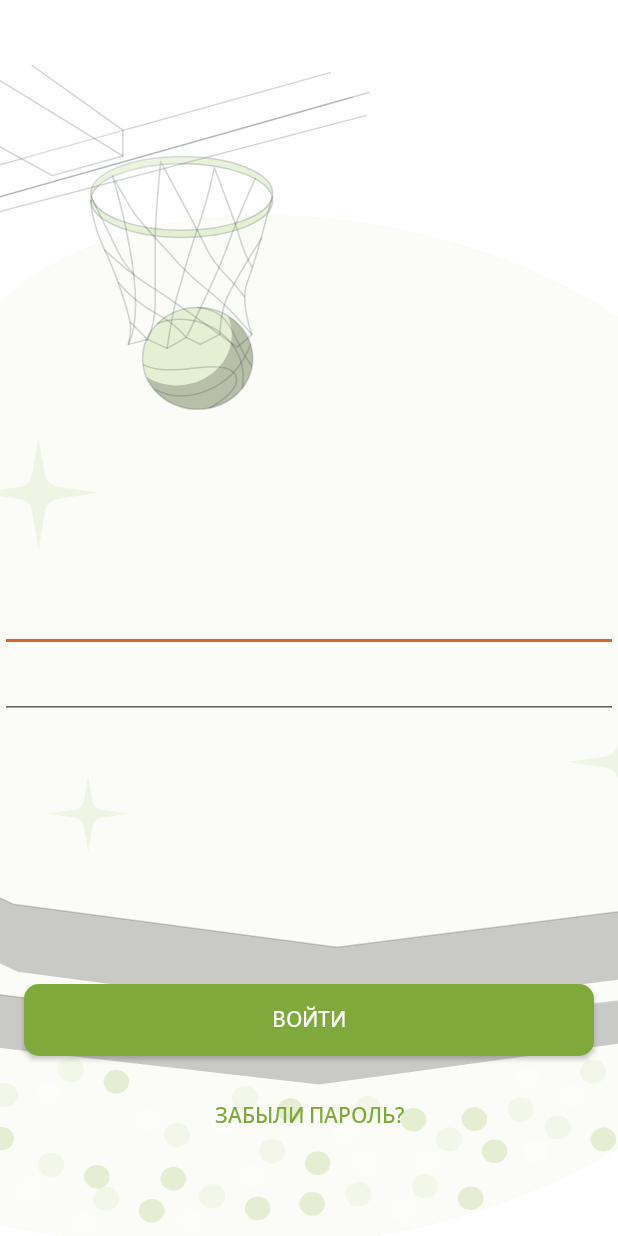
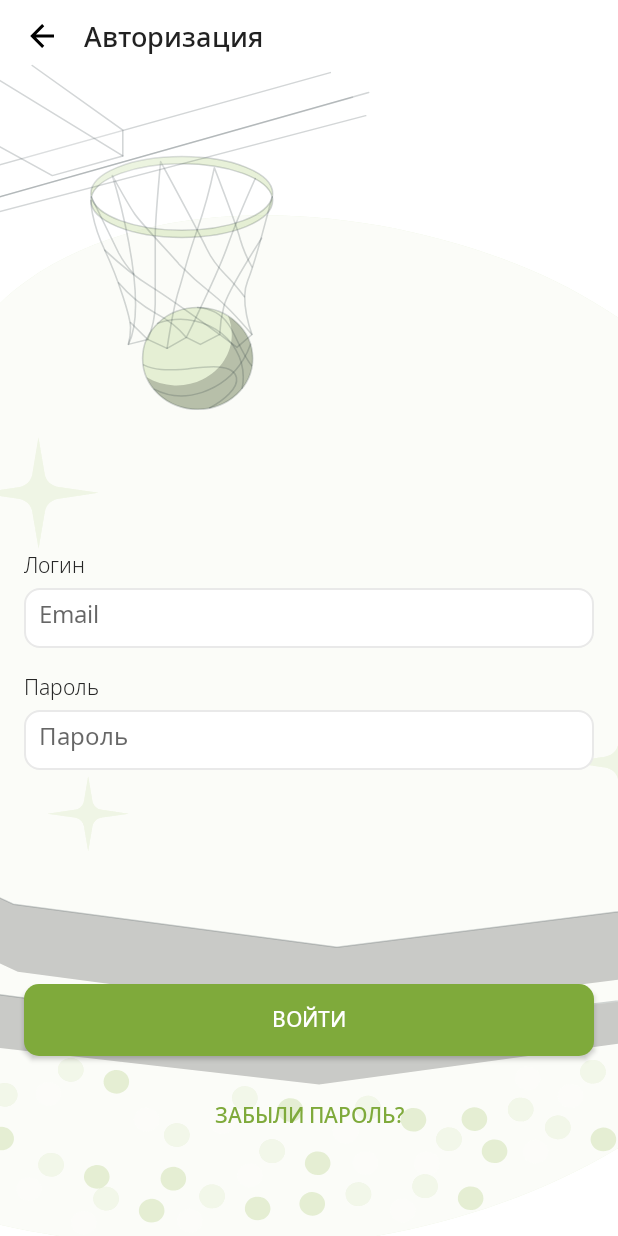
Before and after one commit to LukichevaPolina/SportEvent, an Android app: the AuthenticatorActivity screen opened directly, with no data from a screen before it, on a phone screen of 412 x 824 dp. Run offline under Robolectric (Android 15) with nearby library versions, the light colour scheme and no system bars; Roboto replaces fonts that are not available here.

Commit message:
Login update

```diff
--- /dev/null
+++ b/frontend/app/src/main/res/drawable/ic_icon_back.xml
@@ -0,0 +1,9 @@
+<vector xmlns:android="http://schemas.android.com/apk/res/android"
+    android:width="24dp"
+    android:height="24dp"
+    android:viewportWidth="24"
+    android:viewportHeight="24">
+  <path
+      android:pathData="M19.9999,11V13H7.9999L13.4999,18.5L12.0799,19.92L4.1599,12L12.0799,4.08L13.4999,5.5L7.9999,11H19.9999Z"
+      android:fillColor="#000000"/>
+</vector>
--- a/frontend/app/src/main/res/drawable/button_secondary.xml
+++ b/frontend/app/src/main/res/drawable/text_field.xml
@@ -1,12 +1,10 @@
 <?xml version="1.0" encoding="utf-8"?>
 <shape xmlns:android="http://schemas.android.com/apk/res/android"
-    android:shape="rectangle"
-    >
-    <solid android:color="@android:color/transparent" />
-
+    android:shape="rectangle" android:padding="10dp">
+    <solid android:color="@color/Base_0"/>
     <stroke
-        android:width="2dp"
-        android:color="@color/AppleGreen_600" />
+        android:width="1dp"
+        android:color="@color/Base_100" />
     <corners
         android:bottomRightRadius="10dp"
         android:bottomLeftRadius="10dp"
--- a/frontend/app/src/main/res/layout/activity_login.xml
+++ b/frontend/app/src/main/res/layout/activity_login.xml
@@ -12,32 +12,92 @@
         android:adjustViewBounds="true"
         android:contentDescription="@string/onb1_contentDescription"
         android:scaleType="fitXY"
-        app:layout_constraintLeft_toLeftOf="parent"
-        app:layout_constraintRight_toRightOf="parent"
+        app:layout_constraintStart_toStartOf="parent"
+        app:layout_constraintEnd_toEndOf="parent"
         app:layout_constraintTop_toTopOf="parent"
         app:srcCompat="@drawable/ic_login" />
 
+    <TextView
+        android:id="@+id/authorization"
+        android:layout_width="wrap_content"
+        android:layout_height="wrap_content"
+        app:layout_constraintStart_toEndOf="@id/icon_back"
+        app:layout_constraintTop_toTopOf="parent"
+        android:layout_marginStart="16dp"
+        android:layout_marginTop="12dp"
+        android:text="Авторизация"
+        android:textAppearance="@style/Text_Subtitle_18pt"
+        />
+
+    <ImageButton
+        android:id="@+id/icon_back"
+        android:layout_width="wrap_content"
+        android:layout_height="wrap_content"
+        android:background="@drawable/ic_icon_back"
+        app:layout_constraintStart_toStartOf="parent"
+        app:layout_constraintTop_toTopOf="parent"
+        android:layout_marginStart="16dp"
+        android:layout_marginTop="12dp"/>
+
+    <TextView
+        android:id="@+id/email_text_field"
+        android:layout_width="wrap_content"
+        android:layout_height="wrap_content"
+        android:textAppearance="@style/Text_Body2_14pt"
+        android:textColor="@color/Base_800"
+        android:text="@string/login_text"
+        android:layout_marginStart="16dp"
+        android:layout_marginBottom="4dp"
+        app:layout_constraintStart_toStartOf="parent"
+        app:layout_constraintBottom_toTopOf="@+id/email"
+        />
+
     <EditText
         android:id="@+id/email"
-        android:layout_width="match_parent"
-        android:layout_height="wrap_content"
+        android:background="@drawable/text_field"
+        android:layout_width="fill_parent"
+        android:hint="@string/email"
+        android:padding="10dp"
+        android:layout_height="40dp"
         android:textAppearance="@style/Text_Body_16pt"
-        app:layout_constraintLeft_toLeftOf="parent"
-        app:layout_constraintRight_toRightOf="parent"
+        app:layout_constraintStart_toStartOf="parent"
+        app:layout_constraintEnd_toEndOf="parent"
         app:layout_constraintTop_toTopOf="parent"
         app:layout_constraintBottom_toBottomOf="parent"
+        android:layout_marginEnd="16dp"
+        android:layout_marginStart="16dp"
         android:autofillHints="Email"
         android:inputType="textEmailAddress"
         tools:ignore="LabelFor" />
 
+    <TextView
+        android:id="@+id/password_text_field"
+        android:layout_width="wrap_content"
+        android:layout_height="wrap_content"
+        android:textAppearance="@style/Text_Body2_14pt"
+        android:textColor="@color/Base_800"
+        android:text="@string/password"
+        android:layout_marginStart="16dp"
+        android:layout_marginBottom="4dp"
+        android:layout_marginTop="16dp"
+        app:layout_constraintStart_toStartOf="parent"
+        app:layout_constraintTop_toBottomOf="@+id/email"
+        />
+
     <EditText
         android:id="@+id/password"
-        android:layout_width="match_parent"
-        android:layout_height="wrap_content"
+        android:background="@drawable/text_field"
+        android:layout_width="fill_parent"
+        android:layout_height="40dp"
+        android:hint="@string/password"
+        android:padding="10dp"
         android:textAppearance="@style/Text_Body_16pt"
-        app:layout_constraintLeft_toLeftOf="parent"
-        app:layout_constraintRight_toRightOf="parent"
-        app:layout_constraintTop_toBottomOf="@id/email"
+        app:layout_constraintStart_toStartOf="parent"
+        app:layout_constraintEnd_toEndOf="parent"
+        app:layout_constraintTop_toBottomOf="@id/password_text_field"
+        android:layout_marginEnd="16dp"
+        android:layout_marginStart="16dp"
+        android:layout_marginTop="4dp"
         android:autofillHints="Password"
         android:inputType="textPassword"
         tools:ignore="LabelFor" />
@@ -52,8 +112,8 @@
         android:layout_marginEnd="16dp"
         android:layout_marginStart="16dp"
         android:layout_marginBottom="16dp"
-        app:layout_constraintLeft_toLeftOf="parent"
-        app:layout_constraintRight_toRightOf="parent"
+        app:layout_constraintStart_toStartOf="parent"
+        app:layout_constraintEnd_toEndOf="parent"
         app:layout_constraintBottom_toTopOf="@id/btnForgotpassword" />
 
     <Button
@@ -67,8 +127,8 @@
         android:textColor="@color/AppleGreen_600"
         android:layout_marginEnd="16dp"
         android:layout_marginBottom="56dp"
-        app:layout_constraintLeft_toLeftOf="parent"
-        app:layout_constraintRight_toRightOf="parent"
+        app:layout_constraintStart_toStartOf="parent"
+        app:layout_constraintEnd_toEndOf="parent"
         app:layout_constraintBottom_toBottomOf="parent"/>
 
 </androidx.constraintlayout.widget.ConstraintLayout>
--- a/frontend/app/src/main/res/layout/activity_onbording3.xml
+++ b/frontend/app/src/main/res/layout/activity_onbording3.xml
@@ -31,7 +31,7 @@
         android:layout_marginEnd="16dp"
         android:layout_marginBottom="24dp"
         app:layout_constraintBottom_toBottomOf="parent"
-        app:layout_constraintRight_toRightOf="parent" />
+        app:layout_constraintEnd_toEndOf="parent" />
 
     <ImageView
         android:id="@+id/imageViewOnb1Slider"
--- a/frontend/app/src/main/res/layout/activity_start_screen.xml
+++ b/frontend/app/src/main/res/layout/activity_start_screen.xml
@@ -11,8 +11,8 @@
         android:adjustViewBounds="true"
         android:contentDescription="@string/onb1_contentDescription"
         android:scaleType="fitXY"
-        app:layout_constraintLeft_toLeftOf="parent"
-        app:layout_constraintRight_toRightOf="parent"
+        app:layout_constraintStart_toStartOf="parent"
+        app:layout_constraintEnd_toEndOf="parent"
         app:layout_constraintTop_toTopOf="parent"
         app:srcCompat="@drawable/ic_start" />
 
@@ -23,8 +23,8 @@
         android:layout_marginTop="140dp"
         android:text="@string/splash"
         android:textAppearance="@style/splash"
-        app:layout_constraintLeft_toLeftOf="parent"
-        app:layout_constraintRight_toRightOf="parent"
+        app:layout_constraintStart_toStartOf="parent"
+        app:layout_constraintEnd_toEndOf="parent"
         app:layout_constraintTop_toTopOf="parent" />
 
     <TextView
@@ -34,8 +34,8 @@
         android:text="@string/welcome"
         android:textColor="@color/AppleGreen_800"
         android:textAppearance="@style/Text_H1_24pt"
-        app:layout_constraintLeft_toLeftOf="parent"
-        app:layout_constraintRight_toRightOf="parent"
+        app:layout_constraintStart_toStartOf="parent"
+        app:layout_constraintEnd_toEndOf="parent"
         app:layout_constraintTop_toBottomOf="@id/sportevent" />
 
     <Button
@@ -48,8 +48,8 @@
         android:layout_marginEnd="16dp"
         android:layout_marginStart="16dp"
         android:layout_marginBottom="16dp"
-        app:layout_constraintLeft_toLeftOf="parent"
-        app:layout_constraintRight_toRightOf="parent"
+        app:layout_constraintStart_toStartOf="parent"
+        app:layout_constraintEnd_toEndOf="parent"
         app:layout_constraintBottom_toTopOf="@id/btnRegistry" />
 
     <Button
@@ -63,8 +63,8 @@
         android:layout_marginEnd="16dp"
         android:layout_marginStart="16dp"
         android:layout_marginBottom="56dp"
-        app:layout_constraintLeft_toLeftOf="parent"
-        app:layout_constraintRight_toRightOf="parent"
+        app:layout_constraintStart_toStartOf="parent"
+        app:layout_constraintEnd_toEndOf="parent"
         app:layout_constraintBottom_toBottomOf="parent" />
 
 </androidx.constraintlayout.widget.ConstraintLayout>
--- a/frontend/app/src/main/res/values/strings.xml
+++ b/frontend/app/src/main/res/values/strings.xml
@@ -21,5 +21,8 @@
     <string name="login">Войти</string>
     <string name="registry">Зарегистироваться</string>
     <string name="forgotPsswrd">Забыли пароль?</string>
+    <string name="password">Пароль</string>
+    <string name="login_text">Логин</string>
+    <string name="email">Email</string>
 
 </resources>
```
